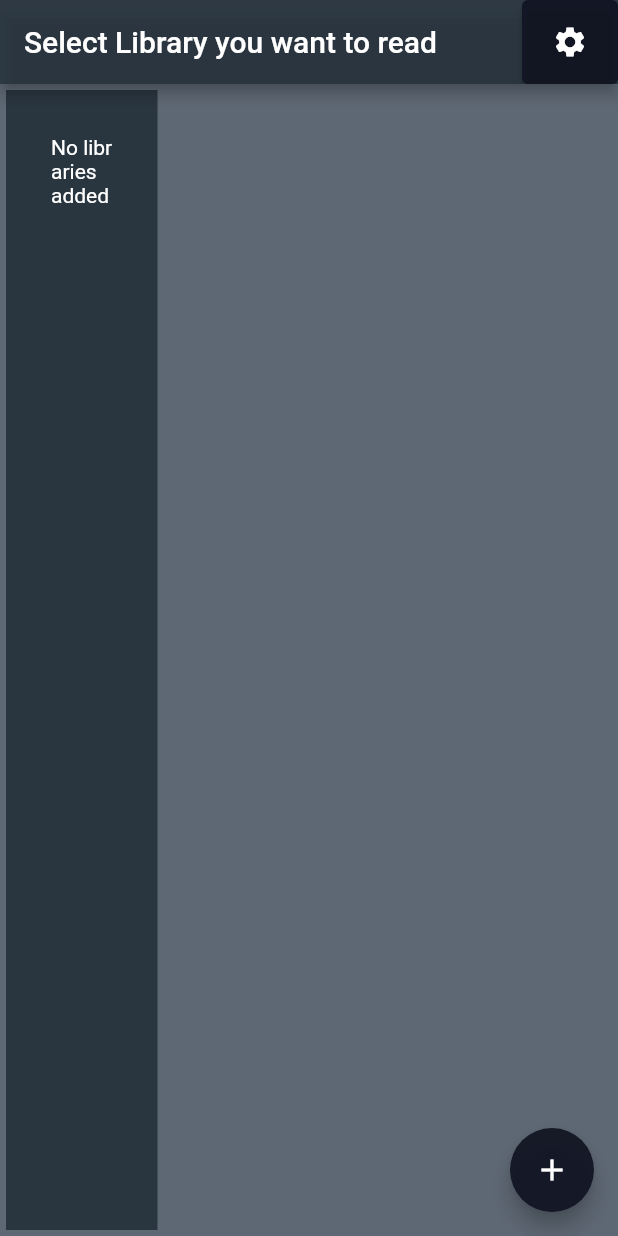
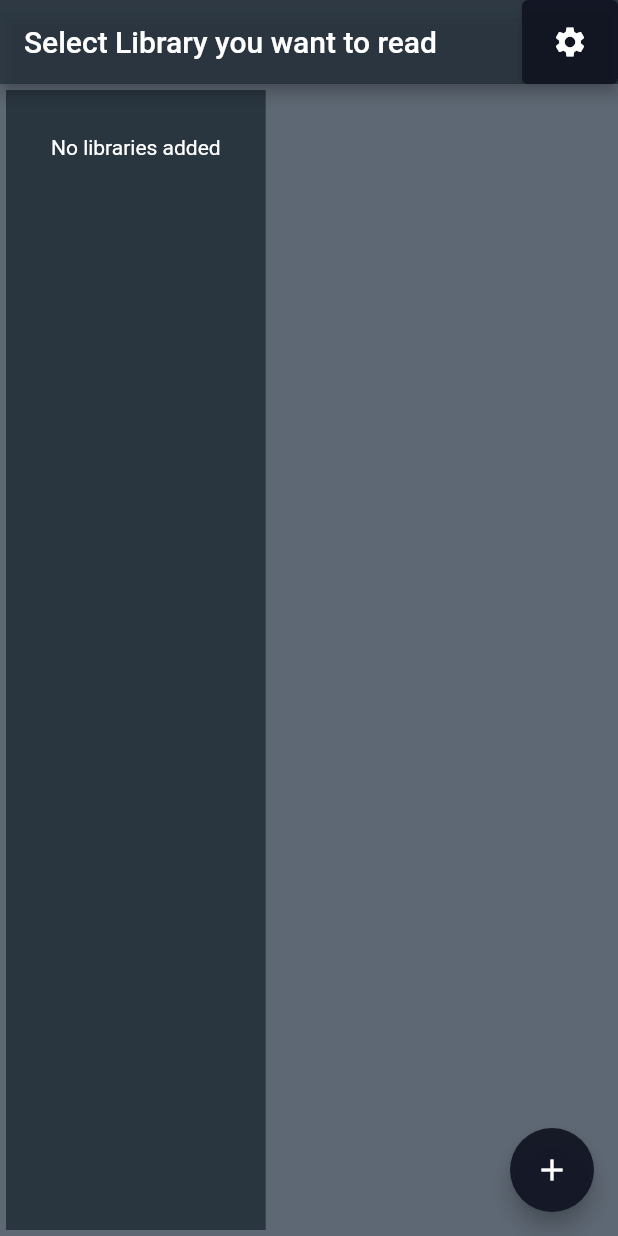
Before and after one commit to ASentientBanana/mangakolekt, a Flutter app: the MyHomePage screen opened by its route, on a phone screen of 412 x 824 dp. Run offline on Flutter 3.47's test engine with Material 2 defaults, Android fonts, the phone set to English and light mode, and no system bars; our stand-ins replace bloc, equatable, file_picker, flutter_bloc.

Commit message:
Added basic scaling

```diff
--- a/lib/screens/lib.dart
+++ b/lib/screens/lib.dart
@@ -51,8 +51,16 @@ class _MyHomePageState extends State<MyHomePage> {
   }
 
   @override
+  void initState() {
+    Future.delayed(Duration.zero, () {
+      context.read<ReaderBloc>().add(LoadBook(bookView: BookView.init()));
+    });
+    super.initState();
+  }
+
+  @override
   Widget build(BuildContext context) {
-    context.read<ReaderBloc>().add(LoadBook(bookView: BookView.init()));
+    double width = MediaQuery.of(context).size.width;
     return Scaffold(
       appBar: AppBar(
         title: const Text(
@@ -76,14 +84,14 @@ class _MyHomePageState extends State<MyHomePage> {
         child: Stack(
           children: [
             Row(
-              children: const [
-                Flexible(
+              children: [
+                const Flexible(
                   flex: 1,
                   child: LibList(),
                 ),
                 Flexible(
-                  flex: 3,
-                  child: LibGrid(),
+                  flex: width < 1000 ? 1 : 3,
+                  child: const LibGrid(),
                 ),
               ],
             ),
--- a/lib/widgets/lib/grid.dart
+++ b/lib/widgets/lib/grid.dart
@@ -9,6 +9,7 @@ class LibGrid extends StatelessWidget {
 
   @override
   Widget build(BuildContext context) {
+    double width = MediaQuery.of(context).size.width;
     return Container(
         // color: Colors.orange,
         padding: const EdgeInsets.all(30),
@@ -18,15 +19,18 @@ class LibGrid extends StatelessWidget {
             return FutureBuilder(
               builder: (context, snapshot) {
                 if (snapshot.hasData) {
+                  final l =
+                      snapshot.data!.map((e) => GridItem(item: e)).toList();
+                  if (l.isEmpty) {
+                    return Container();
+                  }
                   return GridView.count(
                       // padding: const EdgeInsets.all(20),
                       primary: false,
-                      crossAxisCount: 2,
+                      crossAxisCount: width > 1000 ? 2 : 1,
                       mainAxisSpacing: 100,
                       crossAxisSpacing: 10,
-                      children: snapshot.data!
-                          .map((e) => GridItem(item: e))
-                          .toList());
+                      children: l);
                 } else {
                   return const CircularProgressIndicator();
                 }
```
Also changed, not shown: lib/widgets/lib/list.dart (+2 -5 lines), lib/widgets/lib/list_item.dart (+12 -8 lines).
